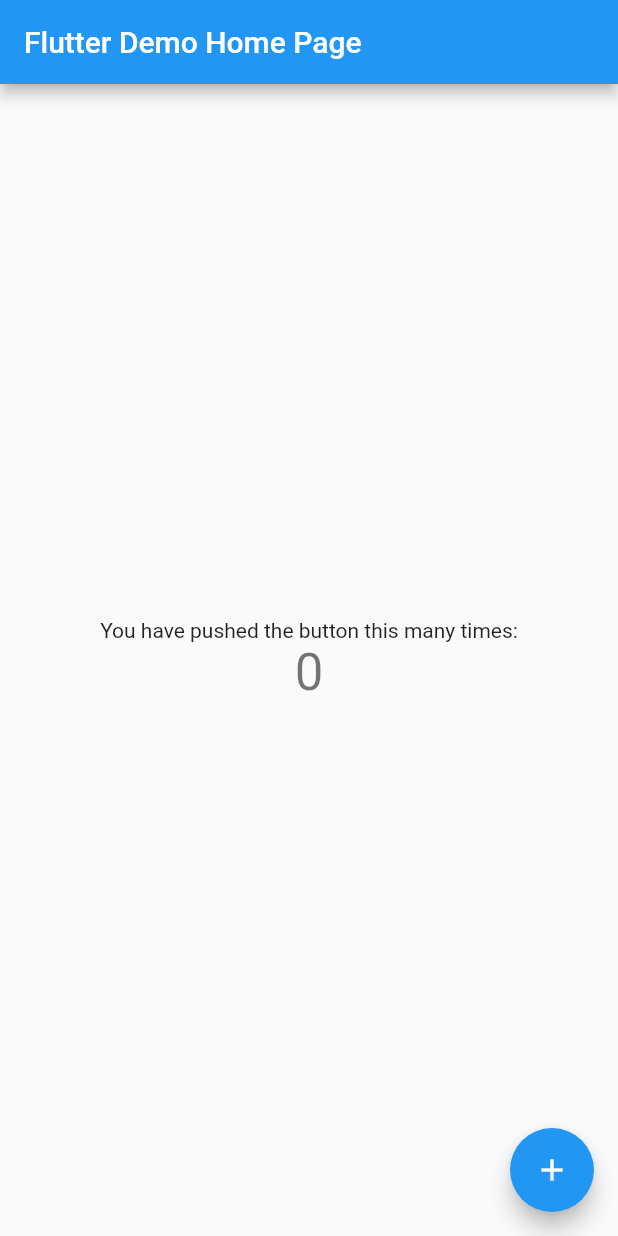
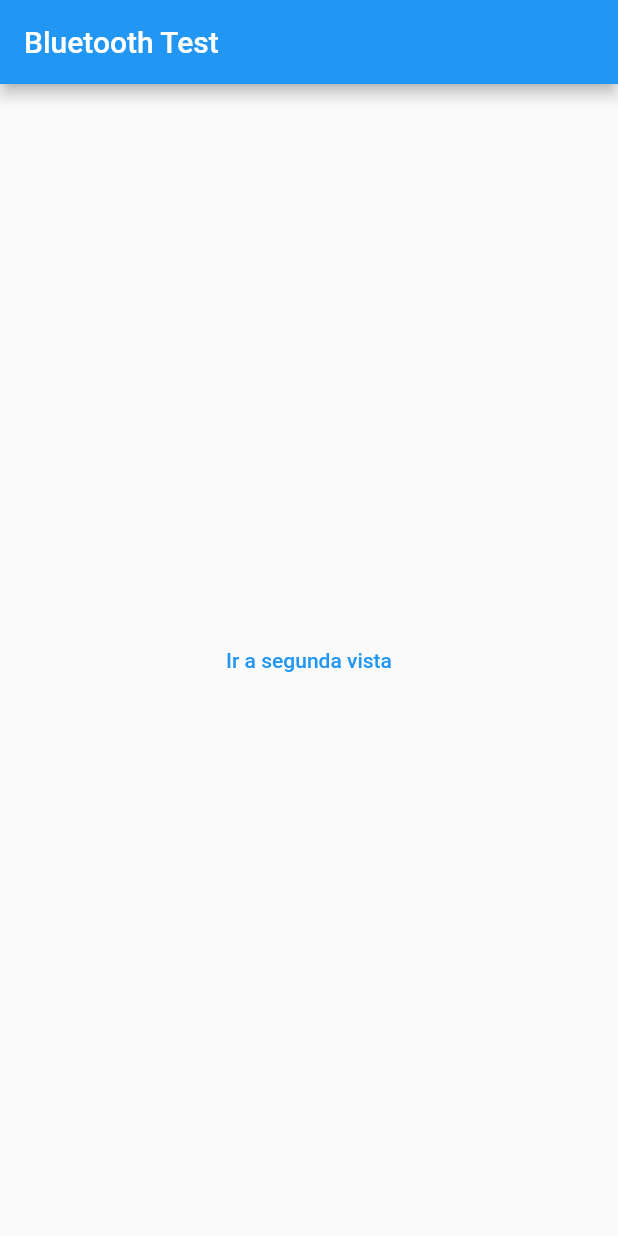
Before and after one commit to techred24/BLUETOOTH-TEST, a Flutter app: the screen it shows after launch, on a phone screen of 412 x 824 dp. Run offline on Flutter 3.47's test engine with Material 2 defaults, Android fonts, the phone set to English and light mode, and no system bars.

```diff
--- a/lib/main.dart
+++ b/lib/main.dart
@@ -1,117 +1,22 @@
 import 'package:flutter/material.dart';
+import 'package:bluetooth/screens/screens.dart';
 
-void main() {
+main() {
   runApp(MyApp());
 }
-
 class MyApp extends StatelessWidget {
-  // This widget is the root of your application.
+  MyApp({Key key}) : super (key: key);
   @override
   Widget build(BuildContext context) {
     return MaterialApp(
-      title: 'Flutter Demo',
-      theme: ThemeData(
-        // This is the theme of your application.
-        //
-        // Try running your application with "flutter run". You'll see the
-        // application has a blue toolbar. Then, without quitting the app, try
-        // changing the primarySwatch below to Colors.green and then invoke
-        // "hot reload" (press "r" in the console where you ran "flutter run",
-        // or simply save your changes to "hot reload" in a Flutter IDE).
-        // Notice that the counter didn't reset back to zero; the application
-        // is not restarted.
-        primarySwatch: Colors.blue,
-        // This makes the visual density adapt to the platform that you run
-        // the app on. For desktop platforms, the controls will be smaller and
-        // closer together (more dense) than on mobile platforms.
-        visualDensity: VisualDensity.adaptivePlatformDensity,
-      ),
-      home: MyHomePage(title: 'Flutter Demo Home Page'),
+      debugShowCheckedModeBanner: false,
+      initialRoute: 'home',
+      routes: {
+        'home'    :   (context) => Home(),
+        'second'  :   (context) => Second(),
+        'third'   :   (context) => Third(),
+        'fourth'  :   (context) => Fourth()
+      },
     );
   }
 }
-
-class MyHomePage extends StatefulWidget {
-  MyHomePage({Key key, this.title}) : super(key: key);
-
-  // This widget is the home page of your application. It is stateful, meaning
-  // that it has a State object (defined below) that contains fields that affect
-  // how it looks.
-
-  // This class is the configuration for the state. It holds the values (in this
-  // case the title) provided by the parent (in this case the App widget) and
-  // used by the build method of the State. Fields in a Widget subclass are
-  // always marked "final".
-
-  final String title;
-
-  @override
-  _MyHomePageState createState() => _MyHomePageState();
-}
-
-class _MyHomePageState extends State<MyHomePage> {
-  int _counter = 0;
-
-  void _incrementCounter() {
-    setState(() {
-      // This call to setState tells the Flutter framework that something has
-      // changed in this State, which causes it to rerun the build method below
-      // so that the display can reflect the updated values. If we changed
-      // _counter without calling setState(), then the build method would not be
-      // called again, and so nothing would appear to happen.
-      _counter++;
-    });
-  }
-
-  @override
-  Widget build(BuildContext context) {
-    // This method is rerun every time setState is called, for instance as done
-    // by the _incrementCounter method above.
-    //
-    // The Flutter framework has been optimized to make rerunning build methods
-    // fast, so that you can just rebuild anything that needs updating rather
-    // than having to individually change instances of widgets.
-    return Scaffold(
-      appBar: AppBar(
-        // Here we take the value from the MyHomePage object that was created by
-        // the App.build method, and use it to set our appbar title.
-        title: Text(widget.title),
-      ),
-      body: Center(
-        // Center is a layout widget. It takes a single child and positions it
-        // in the middle of the parent.
-        child: Column(
-          // Column is also a layout widget. It takes a list of children and
-          // arranges them vertically. By default, it sizes itself to fit its
-          // children horizontally, and tries to be as tall as its parent.
-          //
-          // Invoke "debug painting" (press "p" in the console, choose the
-          // "Toggle Debug Paint" action from the Flutter Inspector in Android
-          // Studio, or the "Toggle Debug Paint" command in Visual Studio Code)
-          // to see the wireframe for each widget.
-          //
-          // Column has various properties to control how it sizes itself and
-          // how it positions its children. Here we use mainAxisAlignment to
-          // center the children vertically; the main axis here is the vertical
-          // axis because Columns are vertical (the cross axis would be
-          // horizontal).
-          mainAxisAlignment: MainAxisAlignment.center,
-          children: <Widget>[
-            Text(
-              'You have pushed the button this many times:',
-            ),
-            Text(
-              '$_counter',
-              style: Theme.of(context).textTheme.headline4,
-            ),
-          ],
-        ),
-      ),
-      floatingActionButton: FloatingActionButton(
-        onPressed: _incrementCounter,
-        tooltip: 'Increment',
-        child: Icon(Icons.add),
-      ), // This trailing comma makes auto-formatting nicer for build methods.
-    );
-  }
-}
--- /dev/null
+++ b/lib/screens/home.dart
@@ -0,0 +1,19 @@
+import 'package:flutter/material.dart';
+
+class Home extends StatelessWidget {
+
+  @override
+  Widget build(BuildContext context) {
+    return Scaffold(
+      appBar: AppBar(
+        title: Text('Bluetooth Test'),
+      ),
+      body: Center(
+        child: TextButton(
+          onPressed: () => Navigator.pushNamed(context, 'second'),
+          child: Text('Ir a segunda vista')
+        )
+      ),
+    );
+  }
+}
--- /dev/null
+++ b/lib/screens/screens.dart
@@ -0,0 +1,4 @@
+export 'package:bluetooth/screens/home.dart';
+export 'package:bluetooth/screens/second.dart';
+export 'package:bluetooth/screens/third.dart';
+export 'package:bluetooth/screens/fourth.dart';
```
Also changed, not shown: lib/screens/fourth.dart (added, +19 -0 lines), lib/screens/second.dart (added, +19 -0 lines), lib/screens/third.dart (added, +19 -0 lines).
